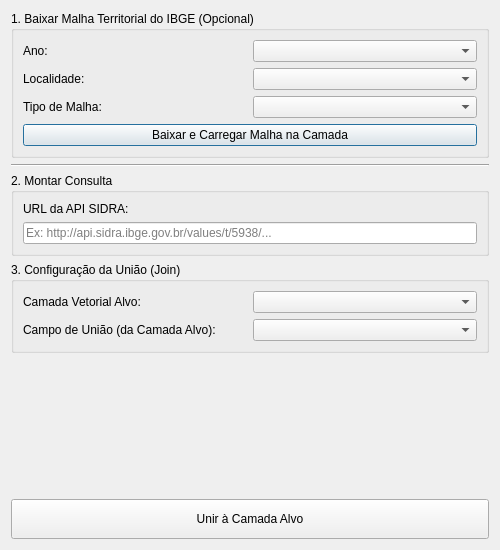
Before: the Qt Designer form ui/main_dialog_base.ui in ghangelo/sidra_connector, drawn with Qt 5.
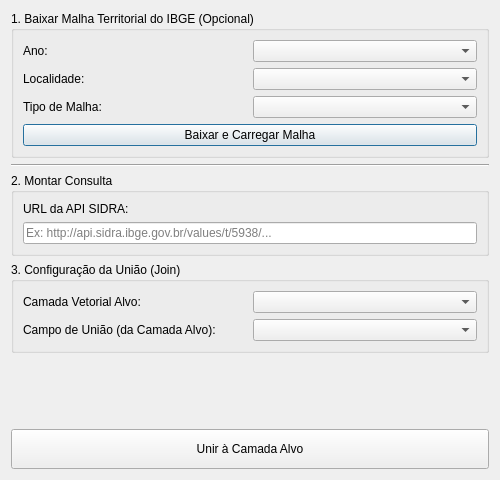
After: the same form once the commit is applied. Custom widgets are drawn as their Qt base class.

Commit message: feat: UI melhorada - URL oculta, auto-selecao de camada, busca sem acento, indicador de consulta pronta, OK desabilitado sem selecao

Diff of the .ui file:
```diff
--- a/ui/main_dialog_base.ui
+++ b/ui/main_dialog_base.ui
@@ -7,7 +7,7 @@
     <x>0</x>
     <y>0</y>
     <width>500</width>
-    <height>550</height>
+    <height>480</height>
    </rect>
   </property>
   <property name="windowTitle">
@@ -53,7 +53,7 @@
       <item row="3" column="0" colspan="2">
        <widget class="QPushButton" name="btn_download_malha">
         <property name="text">
-         <string>Baixar e Carregar Malha na Camada</string>
+         <string>Baixar e Carregar Malha</string>
         </property>
        </widget>
       </item>
```
Left out of the diff: 7 changed lines with no effect on the pictures. The commit also changes 2 other files.
